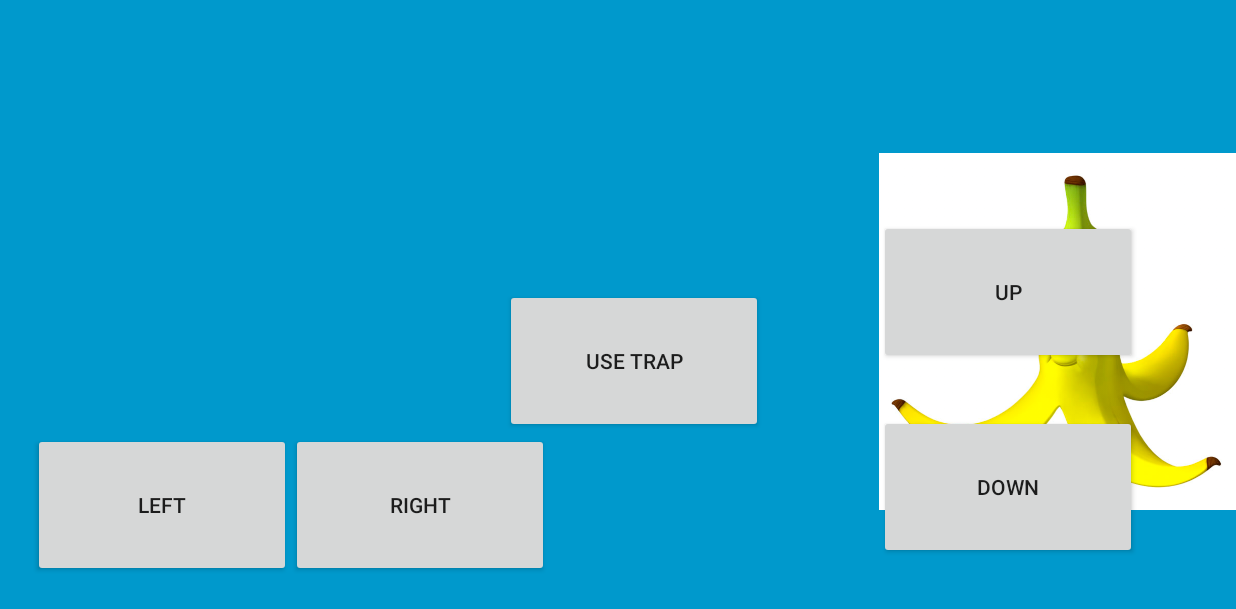
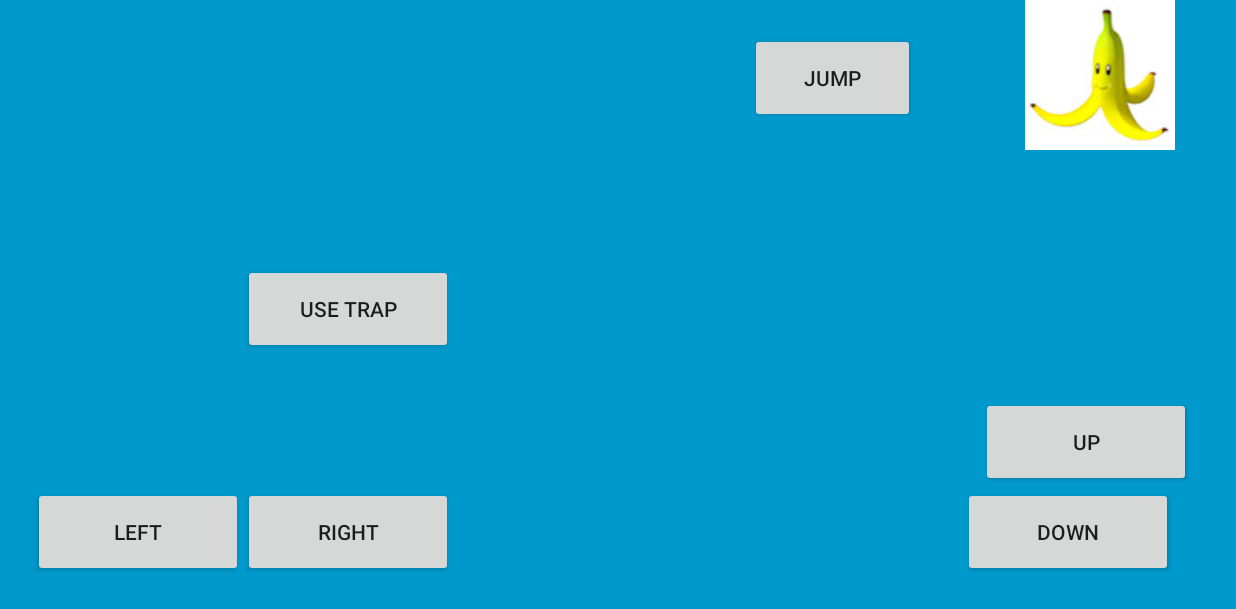
Before and after one commit to TuTuRyYE/Mario-Kart-Live, an Android app: the GUIGame screen opened directly, with no data from a screen before it, on a phone screen of 824 x 412 dp (held sideways). Shown: the top 609 px of the screen. Run offline under Robolectric (Android 15) with nearby library versions, the phone set to English and light mode, and no system bars; libraries missing offline, so code that uses them is left out: com.parrot.arsdk; 4 statements that could not run were skipped.

Commit message:
commit GuiGame jumpBtn et photo

```diff
--- a/app/src/main/java/fr/enseeiht/superjumpingsumokart/GUIGame.java
+++ b/app/src/main/java/fr/enseeiht/superjumpingsumokart/GUIGame.java
@@ -33,6 +33,7 @@ public class GUIGame extends Activity {
     private Button moveForwardBtn;
     private Button moveBackwardBtn;
     private Button sendTrapBtn;
+    private Button jumpBtn;
     private DroneController controller;
     private ARDiscoveryDevice currentDevice;
     private ImageView trapImageView;
@@ -67,6 +68,7 @@ public class GUIGame extends Activity {
         moveBackwardBtn = (Button) findViewById(R.id.moveBackwardBtn);
         moveForwardBtn = (Button) findViewById(R.id.moveForwardBtn);
         sendTrapBtn = (Button) findViewById(R.id.sendTrapBtn);
+        jumpBtn = (Button) findViewById(R.id.jumpBtn);
         trapImageView = (ImageView) findViewById(R.id.trapImageView);
 
         // Defines action listener
@@ -141,6 +143,18 @@ public class GUIGame extends Activity {
                 controller.useItem();
             }
         });
+        jumpBtn.setOnTouchListener( new View.OnTouchListener() {
+            @Override
+            public boolean onTouch(View v, MotionEvent event) {
+                switch (event.getAction()) {
+                    case MotionEvent.ACTION_DOWN:
+                        Log.d(GUI_GAME_TAG, "jump pressed");
+                        controller.jump();
+                        break;
+                }
+                return true;
+            }
+        });
 
         displayTrapImageView();
     }
--- a/app/src/main/res/layout/activity_gui_game.xml
+++ b/app/src/main/res/layout/activity_gui_game.xml
@@ -28,8 +28,8 @@
             android:layout_marginBottom="27dp"
             android:layout_alignParentBottom="true"
             android:layout_alignParentStart="true"
-            android:minHeight="96dip"
-            android:minWidth="172dip" />
+            android:minHeight="60dp"
+            android:minWidth="140dp" />
 
         <Button
             android:text="right"
@@ -38,43 +38,42 @@
             android:layout_alignBottom="@+id/turnLeftBtn"
             android:layout_toEndOf="@+id/turnLeftBtn"
             android:id="@+id/turnRightBtn"
-            android:minHeight="96dip"
-            android:minWidth="172dip" />
+            android:minHeight="60dp"
+            android:minWidth="140dp" />
 
         <Button
             android:text="UP"
             android:layout_width="wrap_content"
             android:layout_height="wrap_content"
             android:id="@+id/moveForwardBtn"
-            android:layout_marginEnd="66dp"
-            android:layout_marginBottom="46dp"
+            android:layout_marginEnd="30dp"
+            android:minHeight="60dip"
+            android:minWidth="140dip"
             android:layout_above="@+id/turnRightBtn"
-            android:layout_alignParentEnd="true"
-            android:minHeight="96dip"
-            android:minWidth="172dip" />
+            android:layout_alignParentEnd="true" />
 
         <Button
             android:text="DOWN"
             android:layout_width="wrap_content"
             android:layout_height="wrap_content"
+            android:id="@+id/moveBackwardBtn"
+            android:minHeight="60dp"
+            android:minWidth="140dp"
+            android:layout_alignBaseline="@+id/turnRightBtn"
             android:layout_alignBottom="@+id/turnRightBtn"
             android:layout_alignEnd="@+id/moveForwardBtn"
-            android:layout_marginBottom="12dp"
-            android:id="@+id/moveBackwardBtn"
-            android:minHeight="96dp"
-            android:minWidth="172dp" />
+            android:layout_marginEnd="12dp" />
 
         <Button
             android:text="USE TRAP"
             android:layout_width="wrap_content"
             android:layout_height="wrap_content"
-            android:layout_above="@+id/turnRightBtn"
-            android:layout_toStartOf="@+id/moveForwardBtn"
-            android:layout_marginEnd="77dp"
             android:id="@+id/sendTrapBtn"
-            android:minHeight="96dp"
-            android:minWidth="172dp"
-            android:allowUndo="true" />
+            android:minHeight="60dp"
+            android:minWidth="140dp"
+            android:allowUndo="true"
+            android:layout_centerVertical="true"
+            android:layout_toEndOf="@+id/turnLeftBtn" />
 
         <ImageView
             android:layout_width="wrap_content"
@@ -83,9 +82,20 @@
             android:id="@+id/trapImageView"
             android:minHeight="100dp"
             android:minWidth="200dp"
-            android:layout_marginTop="30dp"
             android:layout_alignParentTop="true"
-            android:layout_alignStart="@+id/moveForwardBtn" />
+            android:layout_alignStart="@+id/moveBackwardBtn" />
+
+        <Button
+            android:text="JUMP"
+            android:layout_width="wrap_content"
+            android:layout_height="wrap_content"
+            android:id="@+id/jumpBtn"
+            android:layout_alignBottom="@+id/trapImageView"
+            android:layout_toStartOf="@+id/trapImageView"
+            android:layout_marginEnd="32dp"
+            android:layout_marginBottom="18dp"
+            android:minHeight="60dp"
+            android:minWidth="110dp" />
 
     </RelativeLayout>
 </FrameLayout>
```
Also changed, not shown: app/src/main/res/drawable/banane.jpg.
